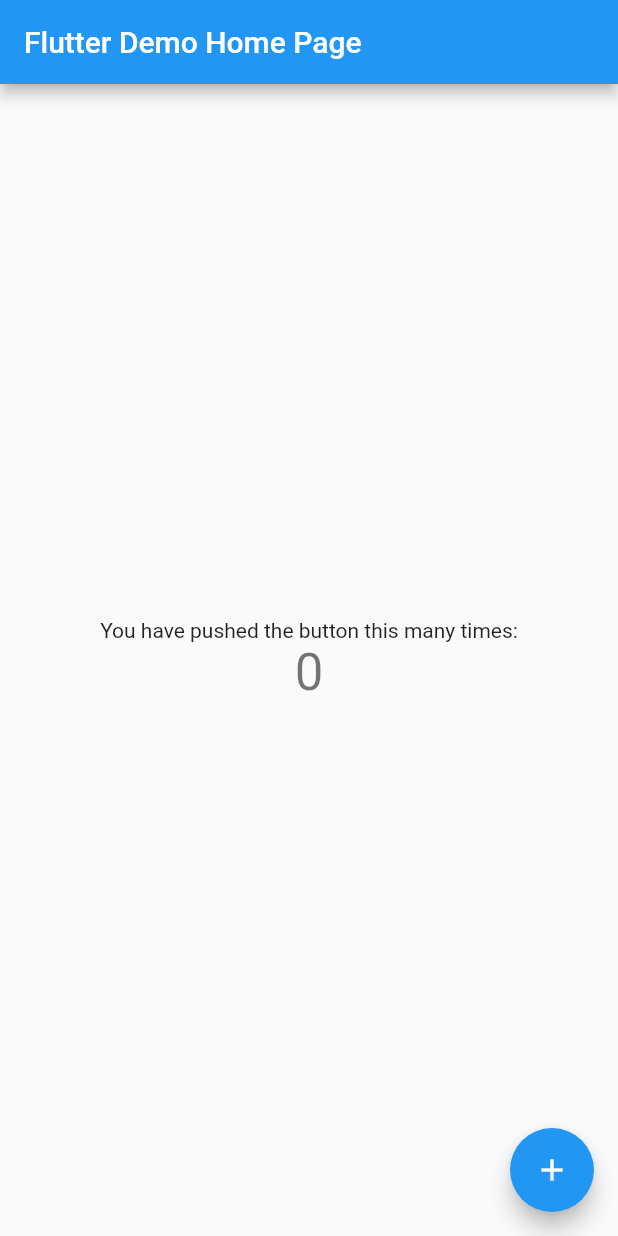
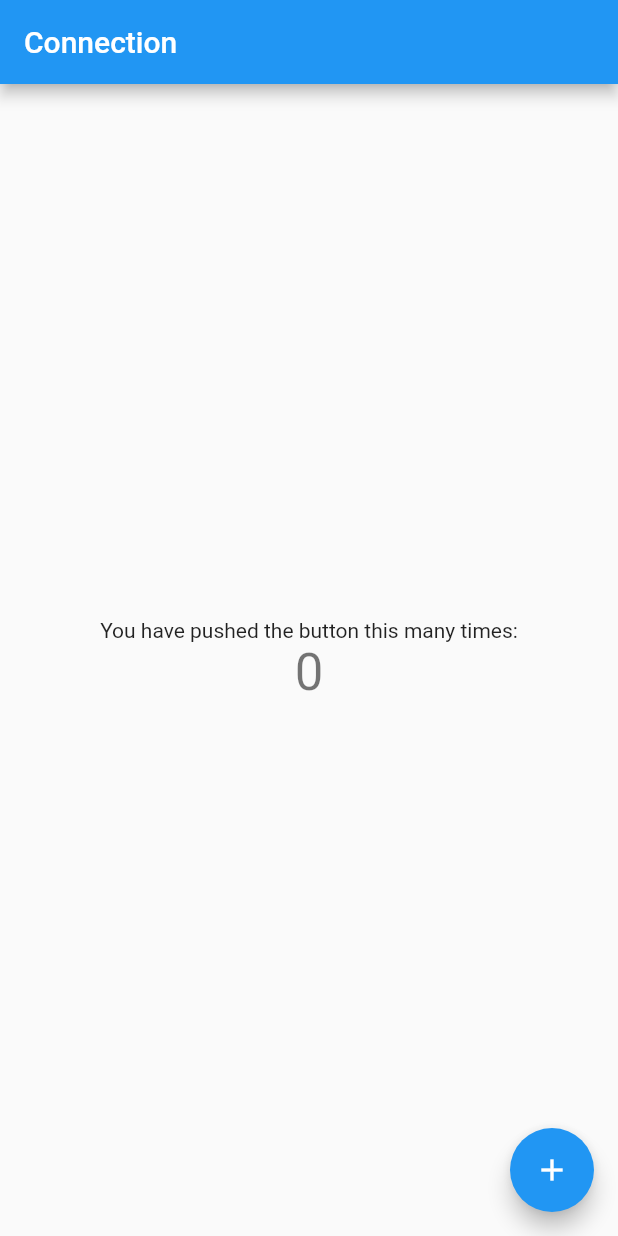
Before and after one commit to antwonlee/flutter-playground, a Flutter app: the screen it shows after launch, on a phone screen of 412 x 824 dp. Run offline on Flutter 3.47's test engine with Material 2 defaults, Android fonts, the phone set to English and light mode, and no system bars.

Commit message:
Add title

```diff
--- a/flutter_demo/lib/main.dart
+++ b/flutter_demo/lib/main.dart
@@ -20,7 +20,7 @@ class MyApp extends StatelessWidget {
         // is not restarted.
         primarySwatch: Colors.blue,
       ),
-      home: MyHomePage(title: 'Flutter Demo Home Page'),
+      home: MyHomePage(title: 'Connection'),
     );
   }
 }
```
Also changed, not shown: 5 other files.
